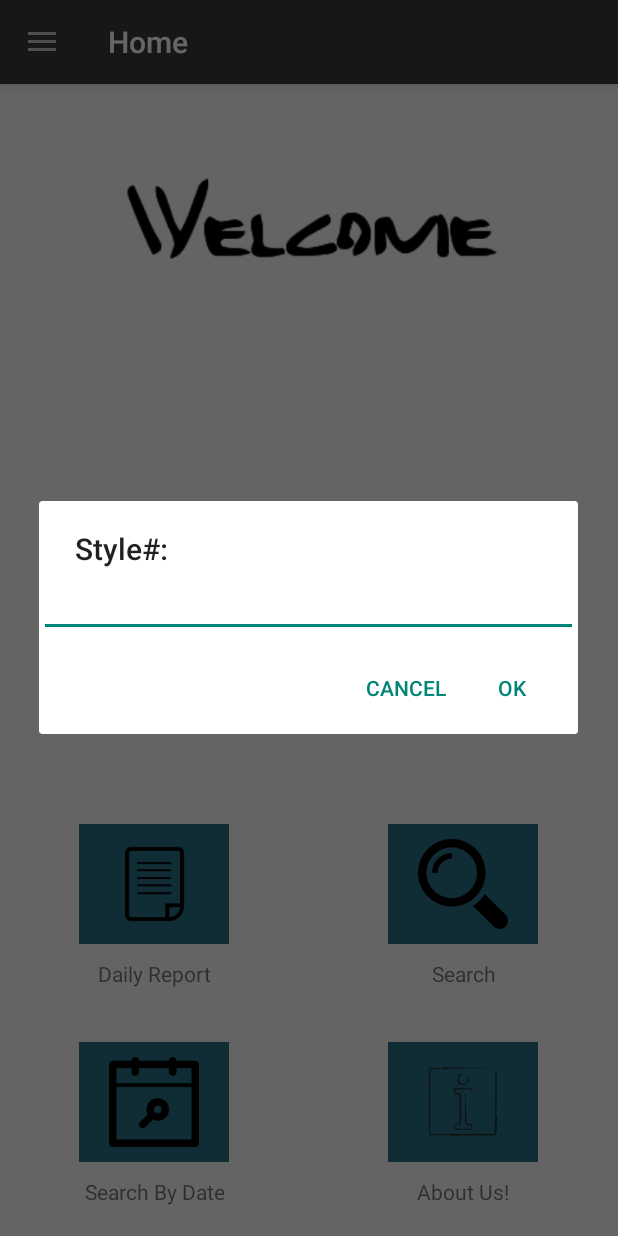
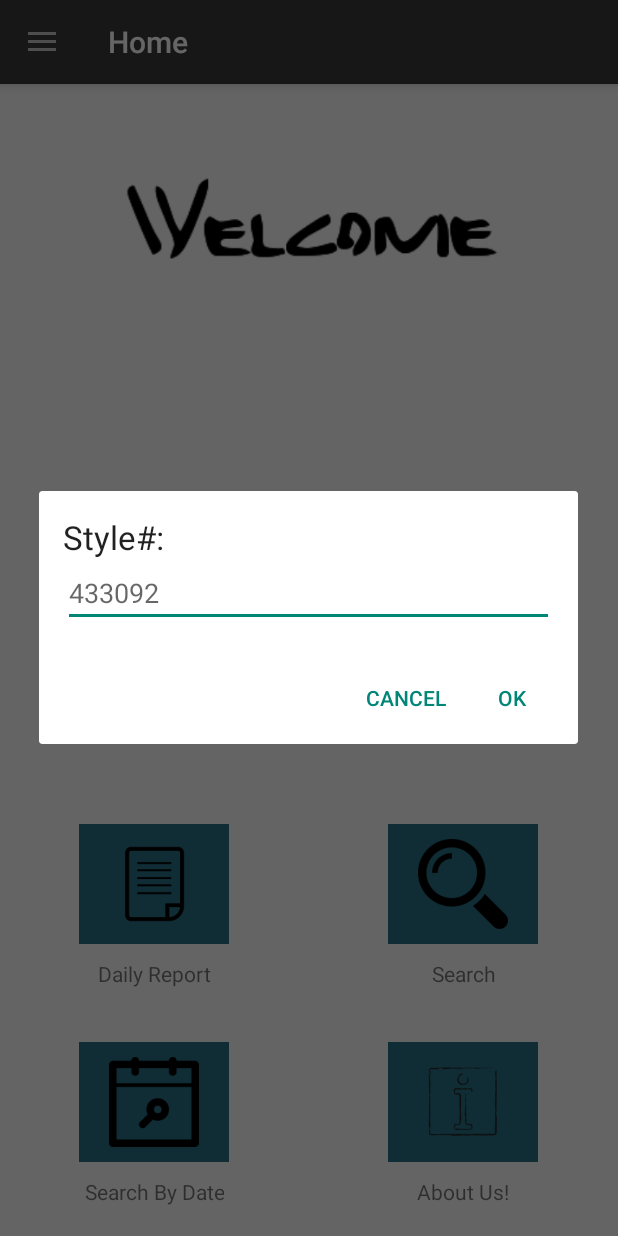
Before and after one commit to AppSecAI-TEST/Factory, an Android app: the Home screen opened directly, with no data from a screen before it, after a tap on "Search", on a phone screen of 412 x 824 dp. Run offline under Robolectric (Android 15) with nearby library versions, the phone set to English and light mode, and no system bars.

Commit message:
22-04-2017

```diff
--- a/app/src/main/AndroidManifest.xml
+++ b/app/src/main/AndroidManifest.xml
@@ -31,8 +31,7 @@
             android:theme="@style/AppTheme.Dark" />
         <activity
             android:name=".Home"
-            android:label="Home"
-            android:noHistory="true"></activity>
+            android:label="Home"></activity>
     </application>
 
 </manifest>
--- a/app/src/main/java/com/aishindus/factory/Get_Result.java
+++ b/app/src/main/java/com/aishindus/factory/Get_Result.java
@@ -3,7 +3,6 @@ package com.aishindus.factory;
 import android.content.Context;
 import android.os.AsyncTask;
 import android.util.Log;
-import android.widget.Toast;
 
 import java.io.BufferedReader;
 import java.io.BufferedWriter;
@@ -77,7 +76,6 @@ public class Get_Result extends AsyncTask<String, Void, String> {
     protected void onPostExecute(String s) {
         Log.d("dopost", "here" + s);
         if (s.equals("Connection Error. Please Try Again! ")) {
-            Toast.makeText(ctx, s, Toast.LENGTH_LONG).show();
             delegate.response(false, s);
         } else {
             Log.e("Result", s);
--- a/app/src/main/java/com/aishindus/factory/Home.java
+++ b/app/src/main/java/com/aishindus/factory/Home.java
@@ -4,6 +4,7 @@ import android.app.AlertDialog;
 import android.app.DatePickerDialog;
 import android.content.DialogInterface;
 import android.content.Intent;
+import android.graphics.PorterDuff;
 import android.os.Bundle;
 import android.support.annotation.NonNull;
 import android.support.design.widget.NavigationView;
@@ -12,14 +13,16 @@ import android.support.v7.app.ActionBarDrawerToggle;
 import android.support.v7.app.AppCompatActivity;
 import android.support.v7.widget.Toolbar;
 import android.text.InputType;
+import android.util.Log;
+import android.view.LayoutInflater;
 import android.view.MenuItem;
 import android.view.View;
+import android.view.animation.Animation;
+import android.view.animation.AnimationUtils;
 import android.widget.AdapterView;
 import android.widget.DatePicker;
 import android.widget.EditText;
 import android.widget.GridView;
-import android.widget.LinearLayout;
-import android.widget.RelativeLayout;
 import android.widget.Toast;
 
 import java.text.SimpleDateFormat;
@@ -27,8 +30,6 @@ import java.util.Calendar;
 
 public class Home extends AppCompatActivity implements NavigationView.OnNavigationItemSelectedListener {
 
-    LinearLayout linearLayoutPopup;
-    RelativeLayout relativeLayout;
     GridView gridView;
     String m_Text = "Hello";
     private DrawerLayout drawerLayout;
@@ -63,20 +64,19 @@ public class Home extends AppCompatActivity implements NavigationView.OnNavigati
                 final Intent i = new Intent(Home.this, Report.class);
                 i.putExtra("position", position);
 
+                LayoutInflater layoutInflaterAndroid = LayoutInflater.from(Home.this);
+                final View mView = layoutInflaterAndroid.inflate(R.layout.user_input_dialog_box, null);
+
                 if (position == 0)
                     startActivity(i);
                 else if (position == 1) {
-                    AlertDialog.Builder builder = new AlertDialog.Builder(Home.this);
-                    builder.setTitle("Style#: ");
-                    final EditText input = new EditText(Home.this);
+                    final AlertDialog.Builder builder = new AlertDialog.Builder(Home.this);
+                    builder.setView(mView);
+                    final EditText input = (EditText) mView.findViewById(R.id.userInputDialog);
                     input.setInputType(InputType.TYPE_CLASS_NUMBER);
-                    builder.setView(input);
                     builder.setPositiveButton("OK", new DialogInterface.OnClickListener() {
                         @Override
                         public void onClick(DialogInterface dialog, int which) {
-                            m_Text = input.getText().toString();
-                            i.putExtra("element", m_Text);
-                            startActivity(i);
                         }
                     });
                     builder.setNegativeButton("Cancel", new DialogInterface.OnClickListener() {
@@ -85,7 +85,31 @@ public class Home extends AppCompatActivity implements NavigationView.OnNavigati
                             dialog.cancel();
                         }
                     });
-                    builder.show();
+                    final AlertDialog dialog = builder.create();
+                    dialog.show();
+
+                    dialog.getButton(AlertDialog.BUTTON_POSITIVE).setOnClickListener(new View.OnClickListener()
+                    {
+                        @Override
+                        public void onClick(View v)
+                        {
+                            Boolean wantToCloseDialog = true;
+                            m_Text = input.getText().toString();
+                            if (m_Text.matches("")) {
+                                Log.e("hi","hello");
+                                Animation shake = AnimationUtils.loadAnimation(getApplicationContext(), R.anim.shake);
+                                input.getBackground().mutate().setColorFilter(getResources().getColor(R.color.error), PorterDuff.Mode.SRC_ATOP);
+                                input.startAnimation(shake);
+                                wantToCloseDialog = false;
+                            } else {
+                                i.putExtra("element", m_Text);
+                                startActivity(i);
+                            }
+                            if(wantToCloseDialog)
+                                dialog.dismiss();
+                        }
+                    });
+
                 } else if (position == 2) {
                     final Calendar myCalendar = Calendar.getInstance();
                     DatePickerDialog.OnDateSetListener date = new DatePickerDialog.OnDateSetListener() {
@@ -122,10 +146,9 @@ public class Home extends AppCompatActivity implements NavigationView.OnNavigati
 
         if (id == R.id.nav_account) {
             Toast.makeText(Home.this, "Account details is coming soon", Toast.LENGTH_SHORT).show();
-        } else if (id == R.id.nav_settings) {
-            Toast.makeText(Home.this, "Account settings is coming soon", Toast.LENGTH_SHORT).show();
         } else if (id == R.id.nav_logout) {
             session.logoutUser();
+            finish();
         }
         return false;
     }
--- a/app/src/main/java/com/aishindus/factory/LoginActivity.java
+++ b/app/src/main/java/com/aishindus/factory/LoginActivity.java
@@ -148,6 +148,11 @@ public class LoginActivity extends AppCompatActivity {
 
     }
 
+    @Override
+    public void onBackPressed() {
+        finish();
+    }
+
     /**
      * Represents an asynchronous login/registration task used to authenticate
      * the user.
--- /dev/null
+++ b/app/src/main/res/anim/cycle.xml
@@ -0,0 +1,3 @@
+<?xml version="1.0" encoding="utf-8"?>
+<cycleInterpolator xmlns:android="http://schemas.android.com/apk/res/android"
+    android:cycles="6" />
--- /dev/null
+++ b/app/src/main/res/anim/shake.xml
@@ -0,0 +1,6 @@
+<?xml version="1.0" encoding="utf-8"?>
+<translate xmlns:android="http://schemas.android.com/apk/res/android"
+    android:fromXDelta="0"
+    android:toXDelta="5"
+    android:duration="500"
+    android:interpolator="@anim/cycle" />
--- /dev/null
+++ b/app/src/main/res/layout/user_input_dialog_box.xml
@@ -0,0 +1,22 @@
+<?xml version="1.0" encoding="utf-8"?>
+<LinearLayout xmlns:android="http://schemas.android.com/apk/res/android"
+    android:id="@+id/custom_dialog_layout_design_user_input"
+    android:layout_width="match_parent"
+    android:layout_height="match_parent"
+    android:orientation="vertical"
+    android:padding="16dp">
+
+    <TextView
+        android:id="@+id/dialogTitle"
+        android:layout_width="wrap_content"
+        android:layout_height="wrap_content"
+        android:text="Style#: "
+        android:textAppearance="?android:attr/textAppearanceLarge" />
+
+    <EditText
+        android:id="@+id/userInputDialog"
+        android:layout_width="match_parent"
+        android:layout_height="wrap_content"
+        android:hint="433092"
+        android:inputType="text" />
+</LinearLayout>
--- a/app/src/main/res/menu/navigation_menu.xml
+++ b/app/src/main/res/menu/navigation_menu.xml
@@ -1,15 +1,17 @@
 <?xml version="1.0" encoding="utf-8"?>
 <menu xmlns:android="http://schemas.android.com/apk/res/android">
 
-    <item android:id="@+id/nav_account"
+    <item
+        android:id="@+id/nav_account"
         android:icon="@mipmap/ic_person_black_24dp"
-          android:title="My Account" />
+        android:title="My Account" />
 
-    <item android:id="@+id/nav_settings"
-        android:icon="@mipmap/ic_settings_black_24dp"
-        android:title="Settings" />
+    <!--    <item android:id="@+id/nav_settings"
+            android:icon="@mipmap/ic_settings_black_24dp"
+            android:title="Settings" />-->
 
-    <item android:id="@+id/nav_logout"
+    <item
+        android:id="@+id/nav_logout"
         android:icon="@mipmap/logout_24"
         android:title="Logout" />
 </menu>
--- a/app/src/main/res/values/colors.xml
+++ b/app/src/main/res/values/colors.xml
@@ -17,6 +17,7 @@
     <color name="base">#AAAAAA</color>
     <color name="iron">#CCCCCC</color>
     <color name="white">#FFFFFF</color>
+    <color name="error">#E0202F</color>
 
     <color name="grid_view_background">#287186</color>
     <color name="textBackground1">#3A3A3A</color>
```
Also changed, not shown: app/src/main/java/com/aishindus/factory/Report.java (+10 -5 lines).
